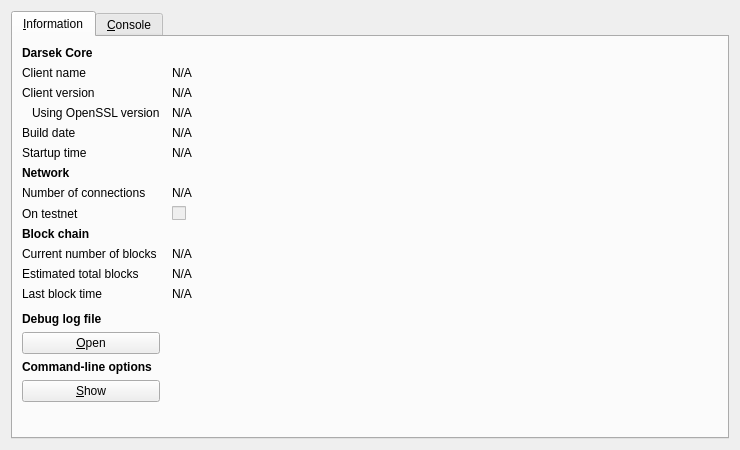
This is src/qt/forms/rpcconsole.ui in scificryptocoin/Darsek as Qt 5 draws it before an edit. The edited form follows.
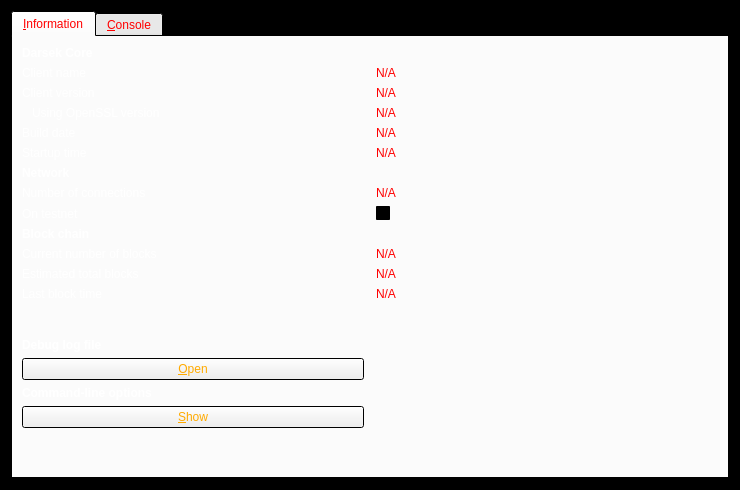
This is the edited form. Icons and pictures are not drawn.

Diff of the .ui file:
```diff
--- a/src/qt/forms/rpcconsole.ui
+++ b/src/qt/forms/rpcconsole.ui
@@ -7,9 +7,127 @@
     <x>0</x>
     <y>0</y>
     <width>740</width>
-    <height>450</height>
+    <height>490</height>
    </rect>
   </property>
+  <property name="palette">
+   <palette>
+    <active>
+     <colorrole role="WindowText">
+      <brush brushstyle="SolidPattern">
+       <color alpha="255">
+        <red>255</red>
+        <green>0</green>
+        <blue>0</blue>
+       </color>
+      </brush>
+     </colorrole>
+     <colorrole role="Text">
+      <brush brushstyle="SolidPattern">
+       <color alpha="255">
+        <red>255</red>
+        <green>170</green>
+        <blue>0</blue>
+       </color>
+      </brush>
+     </colorrole>
+     <colorrole role="Base">
+      <brush brushstyle="SolidPattern">
+       <color alpha="255">
+        <red>255</red>
+        <green>255</green>
+        <blue>255</blue>
+       </color>
+      </brush>
+     </colorrole>
+     <colorrole role="Window">
+      <brush brushstyle="SolidPattern">
+       <color alpha="255">
+        <red>0</red>
+        <green>0</green>
+        <blue>0</blue>
+       </color>
+      </brush>
+     </colorrole>
+    </active>
+    <inactive>
+     <colorrole role="WindowText">
+      <brush brushstyle="SolidPattern">
+       <color alpha="255">
+        <red>255</red>
+        <green>0</green>
+        <blue>0</blue>
+       </color>
+      </brush>
+     </colorrole>
+     <colorrole role="Text">
+      <brush brushstyle="SolidPattern">
+       <color alpha="255">
+        <red>255</red>
+        <green>170</green>
+        <blue>0</blue>
+       </color>
+      </brush>
+     </colorrole>
+     <colorrole role="Base">
+      <brush brushstyle="SolidPattern">
+       <color alpha="255">
+        <red>255</red>
+        <green>255</green>
+        <blue>255</blue>
+       </color>
+      </brush>
+     </colorrole>
+     <colorrole role="Window">
+      <brush brushstyle="SolidPattern">
+       <color alpha="255">
+        <red>0</red>
+        <green>0</green>
+        <blue>0</blue>
+       </color>
+      </brush>
+     </colorrole>
+    </inactive>
+    <disabled>
+     <colorrole role="WindowText">
+      <brush brushstyle="SolidPattern">
+       <color alpha="255">
+        <red>132</red>
+        <green>132</green>
+        <blue>132</blue>
+       </color>
+      </brush>
+     </colorrole>
+     <colorrole role="Text">
+      <brush brushstyle="SolidPattern">
+       <color alpha="255">
+        <red>132</red>
+        <green>132</green>
+        <blue>132</blue>
+       </color>
+      </brush>
+     </colorrole>
+     <colorrole role="Base">
+      <brush brushstyle="SolidPattern">
+       <color alpha="255">
+        <red>0</red>
+        <green>0</green>
+        <blue>0</blue>
+       </color>
+      </brush>
+     </colorrole>
+     <colorrole role="Window">
+      <brush brushstyle="SolidPattern">
+       <color alpha="255">
+        <red>0</red>
+        <green>0</green>
+        <blue>0</blue>
+       </color>
+      </brush>
+     </colorrole>
+    </disabled>
+   </palette>
+  </property>
   <property name="windowTitle">
    <string>Darsek - Debug window</string>
   </property>
@@ -23,12 +141,49 @@
       <attribute name="title">
        <string>&amp;Information</string>
       </attribute>
-      <layout class="QGridLayout" name="gridLayout" columnstretch="0,1">
+      <layout class="QGridLayout" name="gridLayout" columnstretch="0,0">
        <property name="horizontalSpacing">
         <number>12</number>
        </property>
-       <item row="0" column="0">
-        <widget class="QLabel" name="label_9">
+       <item row="14" column="0">
+        <widget class="QLabel" name="labelDebugLogfile">
+         <property name="palette">
+          <palette>
+           <active>
+            <colorrole role="WindowText">
+             <brush brushstyle="SolidPattern">
+              <color alpha="255">
+               <red>255</red>
+               <green>255</green>
+               <blue>255</blue>
+              </color>
+             </brush>
+            </colorrole>
+           </active>
+           <inactive>
+            <colorrole role="WindowText">
+             <brush brushstyle="SolidPattern">
+              <color alpha="255">
+               <red>255</red>
+               <green>255</green>
+               <blue>255</blue>
+              </color>
+             </brush>
+            </colorrole>
+           </inactive>
+           <disabled>
+            <colorrole role="WindowText">
+             <brush brushstyle="SolidPattern">
+              <color alpha="255">
+               <red>132</red>
+               <green>132</green>
+               <blue>132</blue>
+              </color>
+             </brush>
+            </colorrole>
+           </disabled>
+          </palette>
+         </property>
          <property name="font">
           <font>
            <weight>75</weight>
@@ -36,22 +191,18 @@
           </font>
          </property>
          <property name="text">
-          <string>Darsek Core</string>
+          <string>Debug log file</string>
          </property>
         </widget>
        </item>
-       <item row="1" column="0">
-        <widget class="QLabel" name="label_5">
-         <property name="text">
-          <string>Client name</string>
-         </property>
-        </widget>
-       </item>
-       <item row="1" column="1">
-        <widget class="QLabel" name="clientName">
+       <item row="10" column="1">
+        <widget class="QLabel" name="numberOfBlocks">
          <property name="cursor">
           <cursorShape>IBeamCursor</cursorShape>
          </property>
+         <property name="styleSheet">
+          <string notr="true">color: rgb(255, 0, 0);</string>
+         </property>
          <property name="text">
           <string>N/A</string>
          </property>
@@ -63,18 +214,58 @@
          </property>
         </widget>
        </item>
-       <item row="2" column="0">
-        <widget class="QLabel" name="label_6">
+       <item row="10" column="0">
+        <widget class="QLabel" name="label_3">
+         <property name="palette">
+          <palette>
+           <active>
+            <colorrole role="WindowText">
+             <brush brushstyle="SolidPattern">
+              <color alpha="255">
+               <red>255</red>
+               <green>255</green>
+               <blue>255</blue>
+              </color>
+             </brush>
+            </colorrole>
+           </active>
+           <inactive>
+            <colorrole role="WindowText">
+             <brush brushstyle="SolidPattern">
+              <color alpha="255">
+               <red>255</red>
+               <green>255</green>
+               <blue>255</blue>
+              </color>
+             </brush>
+            </colorrole>
+           </inactive>
+           <disabled>
+            <colorrole role="WindowText">
+             <brush brushstyle="SolidPattern">
+              <color alpha="255">
+               <red>132</red>
+               <green>132</green>
+               <blue>132</blue>
+              </color>
+             </brush>
+            </colorrole>
+           </disabled>
+          </palette>
+         </property>
          <property name="text">
-          <string>Client version</string>
+          <string>Current number of blocks</string>
          </property>
         </widget>
        </item>
-       <item row="2" column="1">
-        <widget class="QLabel" name="clientVersion">
+       <item row="4" column="1">
+        <widget class="QLabel" name="buildDate">
          <property name="cursor">
           <cursorShape>IBeamCursor</cursorShape>
          </property>
+         <property name="styleSheet">
+          <string notr="true">color: rgb(255, 0, 0);</string>
+         </property>
          <property name="text">
           <string>N/A</string>
          </property>
@@ -86,8 +277,133 @@
          </property>
         </widget>
        </item>
+       <item row="12" column="0">
+        <widget class="QLabel" name="label_2">
+         <property name="palette">
+          <palette>
+           <active>
+            <colorrole role="WindowText">
+             <brush brushstyle="SolidPattern">
+              <color alpha="255">
+               <red>255</red>
+               <green>255</green>
+               <blue>255</blue>
+              </color>
+             </brush>
+            </colorrole>
+           </active>
+           <inactive>
+            <colorrole role="WindowText">
+             <brush brushstyle="SolidPattern">
+              <color alpha="255">
+               <red>255</red>
+               <green>255</green>
+               <blue>255</blue>
+              </color>
+             </brush>
+            </colorrole>
+           </inactive>
+           <disabled>
+            <colorrole role="WindowText">
+             <brush brushstyle="SolidPattern">
+              <color alpha="255">
+               <red>132</red>
+               <green>132</green>
+               <blue>132</blue>
+              </color>
+             </brush>
+            </colorrole>
+           </disabled>
+          </palette>
+         </property>
+         <property name="text">
+          <string>Last block time</string>
+         </property>
+        </widget>
+       </item>
+       <item row="7" column="0">
+        <widget class="QLabel" name="label_7">
+         <property name="palette">
+          <palette>
+           <active>
+            <colorrole role="WindowText">
+             <brush brushstyle="SolidPattern">
+              <color alpha="255">
+               <red>255</red>
+               <green>255</green>
+               <blue>255</blue>
+              </color>
+             </brush>
+            </colorrole>
+           </active>
+           <inactive>
+            <colorrole role="WindowText">
+             <brush brushstyle="SolidPattern">
+              <color alpha="255">
+               <red>255</red>
+               <green>255</green>
+               <blue>255</blue>
+              </color>
+             </brush>
+            </colorrole>
+           </inactive>
+           <disabled>
+            <colorrole role="WindowText">
+             <brush brushstyle="SolidPattern">
+              <color alpha="255">
+               <red>132</red>
+               <green>132</green>
+               <blue>132</blue>
+              </color>
+             </brush>
+            </colorrole>
+           </disabled>
+          </palette>
+         </property>
+         <property name="text">
+          <string>Number of connections</string>
+         </property>
+        </widget>
+       </item>
        <item row="3" column="0">
         <widget class="QLabel" name="label_14">
+         <property name="palette">
+          <palette>
+           <active>
+            <colorrole role="WindowText">
+             <brush brushstyle="SolidPattern">
+              <color alpha="255">
+               <red>255</red>
+               <green>255</green>
+               <blue>255</blue>
+              </color>
+             </brush>
+            </colorrole>
+           </active>
+           <inactive>
+            <colorrole role="WindowText">
+             <brush brushstyle="SolidPattern">
+              <color alpha="255">
+               <red>255</red>
+               <green>255</green>
+               <blue>255</blue>
+              </color>
+             </brush>
+            </colorrole>
+           </inactive>
+           <disabled>
+            <colorrole role="WindowText">
+             <brush brushstyle="SolidPattern">
+              <color alpha="255">
+               <red>132</red>
+               <green>132</green>
+               <blue>132</blue>
+              </color>
+             </brush>
+            </colorrole>
+           </disabled>
+          </palette>
+         </property>
          <property name="text">
           <string>Using OpenSSL version</string>
          </property>
@@ -96,35 +412,15 @@
          </property>
         </widget>
        </item>
-       <item row="3" column="1">
-        <widget class="QLabel" name="openSSLVersion">
+       <item row="1" column="1">
+        <widget class="QLabel" name="clientName">
          <property name="cursor">
           <cursorShape>IBeamCursor</cursorShape>
          </property>
-         <property name="text">
-          <string>N/A</string>
+         <property name="styleSheet">
+          <string notr="true">color: rgb(255, 0, 0);</string>
          </property>
-         <property name="textFormat">
-          <enum>Qt::PlainText</enum>
-         </property>
-         <property name="textInteractionFlags">
-          <set>Qt::LinksAccessibleByMouse|Qt::TextSelectableByKeyboard|Qt::TextSelectableByMouse</set>
-         </property>
-        </widget>
-       </item>
-       <item row="4" column="0">
-        <widget class="QLabel" name="label_12">
          <property name="text">
-          <string>Build date</string>
-         </property>
-        </widget>
-       </item>
-       <item row="4" column="1">
-        <widget class="QLabel" name="buildDate">
-         <property name="cursor">
-          <cursorShape>IBeamCursor</cursorShape>
-         </property>
-         <property name="text">
           <string>N/A</string>
          </property>
          <property name="textFormat">
@@ -135,18 +431,14 @@
          </property>
         </widget>
        </item>
-       <item row="5" column="0">
-        <widget class="QLabel" name="label_13">
-         <property name="text">
-          <string>Startup time</string>
-         </property>
-        </widget>
-       </item>
-       <item row="5" column="1">
-        <widget class="QLabel" name="startupTime">
+       <item row="7" column="1">
+        <widget class="QLabel" name="numberOfConnections">
          <property name="cursor">
           <cursorShape>IBeamCursor</cursorShape>
          </property>
+         <property name="styleSheet">
+          <string notr="true">color: rgb(255, 0, 0);</string>
+         </property>
          <property name="text">
           <string>N/A</string>
          </property>
@@ -160,6 +452,43 @@
        </item>
        <item row="6" column="0">
         <widget class="QLabel" name="label_11">
+         <property name="palette">
+          <palette>
+           <active>
+            <colorrole role="WindowText">
+             <brush brushstyle="SolidPattern">
+              <color alpha="255">
+               <red>255</red>
+               <green>255</green>
+               <blue>255</blue>
+              </color>
+             </brush>
+            </colorrole>
+           </active>
+           <inactive>
+            <colorrole role="WindowText">
+             <brush brushstyle="SolidPattern">
+              <color alpha="255">
+               <red>255</red>
+               <green>255</green>
+               <blue>255</blue>
+              </color>
+             </brush>
+            </colorrole>
+           </inactive>
+           <disabled>
+            <colorrole role="WindowText">
+             <brush brushstyle="SolidPattern">
+              <color alpha="255">
+               <red>132</red>
+               <green>132</green>
+               <blue>132</blue>
+              </color>
+             </brush>
+            </colorrole>
+           </disabled>
+          </palette>
+         </property>
          <property name="font">
           <font>
            <weight>75</weight>
@@ -171,71 +500,58 @@
          </property>
         </widget>
        </item>
-       <item row="7" column="0">
-        <widget class="QLabel" name="label_7">
-         <property name="text">
-          <string>Number of connections</string>
+       <item row="2" column="0">
+        <widget class="QLabel" name="label_6">
+         <property name="palette">
+          <palette>
+           <active>
+            <colorrole role="WindowText">
+             <brush brushstyle="SolidPattern">
+              <color alpha="255">
+               <red>255</red>
+               <green>255</green>
+               <blue>255</blue>
+              </color>
+             </brush>
+            </colorrole>
+           </active>
+           <inactive>
+            <colorrole role="WindowText">
+             <brush brushstyle="SolidPattern">
+              <color alpha="255">
+               <red>255</red>
+               <green>255</green>
+               <blue>255</blue>
+              </color>
+             </brush>
+            </colorrole>
+           </inactive>
+           <disabled>
+            <colorrole role="WindowText">
+             <brush brushstyle="SolidPattern">
+              <color alpha="255">
+               <red>132</red>
+               <green>132</green>
+               <blue>132</blue>
+              </color>
+             </brush>
+            </colorrole>
+           </disabled>
+          </palette>
          </property>
-        </widget>
-       </item>
-       <item row="7" column="1">
-        <widget class="QLabel" name="numberOfConnections">
-         <property name="cursor">
-          <cursorShape>IBeamCursor</cursorShape>
-         </property>
          <property name="text">
-          <string>N/A</string>
+          <string>Client version</string>
          </property>
-         <property name="textFormat">
-          <enum>Qt::PlainText</enum>
-         </property>
-         <property name="textInteractionFlags">
-          <set>Qt::LinksAccessibleByMouse|Qt::TextSelectableByKeyboard|Qt::TextSelectableByMouse</set>
-         </property>
         </widget>
        </item>
-       <item row="8" column="0">
-        <widget class="QLabel" name="label_8">
-         <property name="text">
-          <string>On testnet</string>
-         </property>
-        </widget>
-       </item>
-       <item row="8" column="1">
-        <widget class="QCheckBox" name="isTestNet">
-         <property name="enabled">
-          <bool>false</bool>
-         </property>
-         <property name="text">
-          <string/>
-         </property>
-        </widget>
-       </item>
-       <item row="9" column="0">
-        <widget class="QLabel" name="label_10">
-         <property name="font">
-          <font>
-           <weight>75</weight>
-           <bold>true</bold>
-          </font>
-         </property>
-         <property name="text">
-          <string>Block chain</string>
-         </property>
-        </widget>
-       </item>
-       <item row="10" column="0">
-        <widget class="QLabel" name="label_3">
-         <property name="text">
-          <string>Current number of blocks</string>
-         </property>
-        </widget>
-       </item>
-       <item row="10" column="1">
-        <widget class="QLabel" name="numberOfBlocks">
+       <item row="5" column="1">
+        <widget class="QLabel" name="startupTime">
          <property name="cursor">
           <cursorShape>IBeamCursor</cursorShape>
          </property>
+         <property name="styleSheet">
+          <string notr="true">color: rgb(255, 0, 0);</string>
+         </property>
          <property name="text">
           <string>N/A</string>
          </property>
@@ -249,78 +565,87 @@
        </item>
        <item row="11" column="0">
         <widget class="QLabel" name="label_4">
+         <property name="palette">
+          <palette>
+           <active>
+            <colorrole role="WindowText">
+             <brush brushstyle="SolidPattern">
+              <color alpha="255">
+               <red>255</red>
+               <green>255</green>
+               <blue>255</blue>
+              </color>
+             </brush>
+            </colorrole>
+           </active>
+           <inactive>
+            <colorrole role="WindowText">
+             <brush brushstyle="SolidPattern">
+              <color alpha="255">
+               <red>255</red>
+               <green>255</green>
+               <blue>255</blue>
+              </color>
+             </brush>
+            </colorrole>
+           </inactive>
+           <disabled>
+            <colorrole role="WindowText">
+             <brush brushstyle="SolidPattern">
+              <color alpha="255">
+               <red>132</red>
+               <green>132</green>
+               <blue>132</blue>
+              </color>
+             </brush>
+            </colorrole>
+           </disabled>
+          </palette>
+         </property>
          <property name="text">
           <string>Estimated total blocks</string>
          </property>
         </widget>
        </item>
-       <item row="11" column="1">
-        <widget class="QLabel" name="totalBlocks">
-         <property name="cursor">
-          <cursorShape>IBeamCursor</cursorShape>
-         </property>
-         <property name="text">
-          <string>N/A</string>
-         </property>
-         <property name="textFormat">
-          <enum>Qt::PlainText</enum>
-         </property>
-         <property name="textInteractionFlags">
-          <set>Qt::LinksAccessibleByMouse|Qt::TextSelectableByKeyboard|Qt::TextSelectableByMouse</set>
-         </property>
-        </widget>
-       </item>
-       <item row="12" column="0">
-        <widget class="QLabel" name="label_2">
-         <property name="text">
-          <string>Last block time</string>
-         </property>
-        </widget>
-       </item>
-       <item row="12" column="1">
-        <widget class="QLabel" name="lastBlockTime">
-         <property name="cursor">
-          <cursorShape>IBeamCursor</cursorShape>
-         </property>
-         <property name="text">
-          <string>N/A</string>
-         </property>
-         <property name="textFormat">
-          <enum>Qt::PlainText</enum>
-         </property>
-         <property name="textInteractionFlags">
-          <set>Qt::LinksAccessibleByMouse|Qt::TextSelectableByKeyboard|Qt::TextSelectableByMouse</set>
-         </property>
-        </widget>
-       </item>
-       <item row="13" column="0">
-        <spacer name="verticalSpacer_2">
-         <property name="orientation">
-          <enum>Qt::Vertical</enum>
-         </property>
-         <property name="sizeHint" stdset="0">
-          <size>
-           <width>20</width>
-           <height>20</height>
-          </size>
-         </property>
-        </spacer>
-       </item>
-       <item row="14" column="0">
-        <widget class="QLabel" name="labelDebugLogfile">
-         <property name="font">
-          <font>
-           <weight>75</weight>
-           <bold>true</bold>
-          </font>
-         </property>
-         <property name="text">
-          <string>Debug log file</string>
-         </property>
-        </widget>
-       </item>
        <item row="15" column="0">
         <widget class="QPushButton" name="openDebugLogfileButton">
+         <property name="palette">
+          <palette>
+           <active>
+            <colorrole role="ButtonText">
+             <brush brushstyle="SolidPattern">
+              <color alpha="255">
+               <red>255</red>
+               <green>170</green>
+               <blue>0</blue>
+              </color>
+             </brush>
+            </colorrole>
+           </active>
+           <inactive>
+            <colorrole role="ButtonText">
+             <brush brushstyle="SolidPattern">
+              <color alpha="255">
+               <red>255</red>
+               <green>170</green>
+               <blue>0</blue>
+              </color>
+             </brush>
+            </colorrole>
+           </inactive>
+           <disabled>
+            <colorrole role="ButtonText">
+             <brush brushstyle="SolidPattern">
+              <color alpha="255">
+               <red>132</red>
+               <green>132</green>
+               <blue>132</blue>
+              </color>
+             </brush>
+            </colorrole>
+           </disabled>
+          </palette>
+         </property>
          <property name="toolTip">
           <string>Open the Darsek debug log file from the current data directory. This can take a few seconds for large log files.</string>
          </property>
@@ -334,6 +659,43 @@
        </item>
        <item row="16" column="0">
         <widget class="QLabel" name="labelCLOptions">
+         <property name="palette">
+          <palette>
+           <active>
+            <colorrole role="WindowText">
+             <brush brushstyle="SolidPattern">
+              <color alpha="255">
+               <red>255</red>
+               <green>255</green>
+               <blue>255</blue>
+              </color>
+             </brush>
+            </colorrole>
+           </active>
+           <inactive>
+            <colorrole role="WindowText">
+             <brush brushstyle="SolidPattern">
+              <color alpha="255">
+               <red>255</red>
+               <green>255</green>
+               <blue>255</blue>
+              </color>
+             </brush>
+            </colorrole>
+           </inactive>
+           <disabled>
+            <colorrole role="WindowText">
+             <brush brushstyle="SolidPattern">
+              <color alpha="255">
+               <red>132</red>
+               <green>132</green>
+               <blue>132</blue>
+              </color>
+             </brush>
+            </colorrole>
+           </disabled>
+          </palette>
+         </property>
          <property name="font">
           <font>
            <weight>75</weight>
@@ -345,8 +707,303 @@
          </property>
         </widget>
        </item>
+       <item row="11" column="1">
+        <widget class="QLabel" name="totalBlocks">
+         <property name="cursor">
+          <cursorShape>IBeamCursor</cursorShape>
+         </property>
+         <property name="styleSheet">
+          <string notr="true">color: rgb(255, 0, 0);</string>
+         </property>
+         <property name="text">
+          <string>N/A</string>
+         </property>
+         <property name="textFormat">
+          <enum>Qt::PlainText</enum>
+         </property>
+         <property name="textInteractionFlags">
+          <set>Qt::LinksAccessibleByMouse|Qt::TextSelectableByKeyboard|Qt::TextSelectableByMouse</set>
+         </property>
+        </widget>
+       </item>
+       <item row="12" column="1">
+        <widget class="QLabel" name="lastBlockTime">
+         <property name="cursor">
+          <cursorShape>IBeamCursor</cursorShape>
+         </property>
+         <property name="styleSheet">
+          <string notr="true">color: rgb(255, 0, 0);</string>
+         </property>
+         <property name="text">
+          <string>N/A</string>
+         </property>
+         <property name="textFormat">
+          <enum>Qt::PlainText</enum>
+         </property>
+         <property name="textInteractionFlags">
+          <set>Qt::LinksAccessibleByMouse|Qt::TextSelectableByKeyboard|Qt::TextSelectableByMouse</set>
+         </property>
+        </widget>
+       </item>
+       <item row="13" column="0">
+        <spacer name="verticalSpacer_2">
+         <property name="orientation">
+          <enum>Qt::Vertical</enum>
+         </property>
+         <property name="sizeHint" stdset="0">
+          <size>
+           <width>20</width>
+           <height>20</height>
+          </size>
+         </property>
+        </spacer>
+       </item>
+       <item row="1" column="0">
+        <widget class="QLabel" name="label_5">
+         <property name="palette">
+          <palette>
+           <active>
+            <colorrole role="WindowText">
+             <brush brushstyle="SolidPattern">
+              <color alpha="255">
+               <red>255</red>
+               <green>255</green>
+               <blue>255</blue>
+              </color>
+             </brush>
+            </colorrole>
+           </active>
+           <inactive>
+            <colorrole role="WindowText">
+             <brush brushstyle="SolidPattern">
+              <color alpha="255">
+               <red>255</red>
+               <green>255</green>
+               <blue>255</blue>
+              </color>
+             </brush>
+            </colorrole>
+           </inactive>
+           <disabled>
+            <colorrole role="WindowText">
+             <brush brushstyle="SolidPattern">
+              <color alpha="255">
+               <red>132</red>
+               <green>132</green>
+               <blue>132</blue>
+              </color>
+             </brush>
+            </colorrole>
+           </disabled>
+          </palette>
+         </property>
+         <property name="text">
+          <string>Client name</string>
+         </property>
+        </widget>
+       </item>
+       <item row="9" column="0">
+        <widget class="QLabel" name="label_10">
+         <property name="palette">
+          <palette>
+           <active>
+            <colorrole role="WindowText">
+             <brush brushstyle="SolidPattern">
+              <color alpha="255">
+               <red>255</red>
+               <green>255</green>
+               <blue>255</blue>
+              </color>
+             </brush>
+            </colorrole>
+           </active>
+           <inactive>
+            <colorrole role="WindowText">
+             <brush brushstyle="SolidPattern">
+              <color alpha="255">
+               <red>255</red>
+               <green>255</green>
+               <blue>255</blue>
+              </color>
+             </brush>
+            </colorrole>
+           </inactive>
+           <disabled>
+            <colorrole role="WindowText">
+             <brush brushstyle="SolidPattern">
+              <color alpha="255">
+               <red>132</red>
+               <green>132</green>
+               <blue>132</blue>
+              </color>
+             </brush>
+            </colorrole>
+           </disabled>
+          </palette>
+         </property>
+         <property name="font">
+          <font>
+           <weight>75</weight>
+           <bold>true</bold>
+          </font>
+         </property>
+         <property name="text">
+          <string>Block chain</string>
+         </property>
+        </widget>
+       </item>
+       <item row="8" column="0">
+        <widget class="QLabel" name="label_8">
+         <property name="palette">
+          <palette>
+           <active>
+            <colorrole role="WindowText">
+             <brush brushstyle="SolidPattern">
+              <color alpha="255">
+               <red>255</red>
+               <green>255</green>
+               <blue>255</blue>
+              </color>
+             </brush>
+            </colorrole>
+           </active>
+           <inactive>
+            <colorrole role="WindowText">
+             <brush brushstyle="SolidPattern">
+              <color alpha="255">
+               <red>255</red>
+               <green>255</green>
+               <blue>255</blue>
+              </color>
+             </brush>
+            </colorrole>
+           </inactive>
+           <disabled>
+            <colorrole role="WindowText">
+             <brush brushstyle="SolidPattern">
+              <color alpha="255">
+               <red>132</red>
+               <green>132</green>
+               <blue>132</blue>
+              </color>
+             </brush>
+            </colorrole>
+           </disabled>
+          </palette>
+         </property>
+         <property name="text">
+          <string>On testnet</string>
+         </property>
+        </widget>
+       </item>
+       <item row="3" column="1">
+        <widget class="QLabel" name="openSSLVersion">
+         <property name="cursor">
+          <cursorShape>IBeamCursor</cursorShape>
+         </property>
+         <property name="styleSheet">
+          <string notr="true">color: rgb(255, 0, 0);</string>
+         </property>
+         <property name="text">
+          <string>N/A</string>
+         </property>
+         <property name="textFormat">
+          <enum>Qt::PlainText</enum>
+         </property>
+         <property name="textInteractionFlags">
+          <set>Qt::LinksAccessibleByMouse|Qt::TextSelectableByKeyboard|Qt::TextSelectableByMouse</set>
+         </property>
+        </widget>
+       </item>
+       <item row="0" column="0">
+        <widget class="QLabel" name="label_9">
+         <property name="palette">
+          <palette>
+           <active>
+            <colorrole role="WindowText">
+             <brush brushstyle="SolidPattern">
+              <color alpha="255">
+               <red>255</red>
+               <green>255</green>
+               <blue>255</blue>
+              </color>
+             </brush>
+            </colorrole>
+           </active>
+           <inactive>
+            <colorrole role="WindowText">
+             <brush brushstyle="SolidPattern">
+              <color alpha="255">
+               <red>255</red>
+               <green>255</green>
+               <blue>255</blue>
+              </color>
+             </brush>
+            </colorrole>
+           </inactive>
+           <disabled>
+            <colorrole role="WindowText">
+             <brush brushstyle="SolidPattern">
+              <color alpha="255">
+               <red>132</red>
+               <green>132</green>
+               <blue>132</blue>
+              </color>
+             </brush>
+            </colorrole>
+           </disabled>
+          </palette>
+         </property>
+         <property name="font">
+          <font>
+           <weight>75</weight>
+           <bold>true</bold>
+          </font>
+         </property>
+         <property name="text">
+          <string>Darsek Core</string>
+         </property>
+        </widget>
+       </item>
        <item row="17" column="0">
         <widget class="QPushButton" name="showCLOptionsButton">
+         <property name="palette">
+          <palette>
+           <active>
+            <colorrole role="ButtonText">
+             <brush brushstyle="SolidPattern">
+              <color alpha="255">
+               <red>255</red>
+               <green>170</green>
+               <blue>0</blue>
+              </color>
+             </brush>
+            </colorrole>
+           </active>
+           <inactive>
+            <colorrole role="ButtonText">
+             <brush brushstyle="SolidPattern">
+              <color alpha="255">
+               <red>255</red>
+               <green>170</green>
+               <blue>0</blue>
+              </color>
+             </brush>
+            </colorrole>
+           </inactive>
+           <disabled>
+            <colorrole role="ButtonText">
+             <brush brushstyle="SolidPattern">
+              <color alpha="255">
+               <red>132</red>
+               <green>132</green>
+               <blue>132</blue>
+              </color>
+             </brush>
+            </colorrole>
+           </disabled>
+          </palette>
+         </property>
          <property name="toolTip">
           <string>Show the Darsek-Qt help message to get a list with possible Darsek command-line options.</string>
          </property>
@@ -371,6 +1028,123 @@
          </property>
         </spacer>
        </item>
+       <item row="2" column="1">
+        <widget class="QLabel" name="clientVersion">
+         <property name="cursor">
+          <cursorShape>IBeamCursor</cursorShape>
+         </property>
+         <property name="styleSheet">
+          <string notr="true">color: rgb(255, 0, 0);</string>
+         </property>
+         <property name="text">
+          <string>N/A</string>
+         </property>
+         <property name="textFormat">
+          <enum>Qt::PlainText</enum>
+         </property>
+         <property name="textInteractionFlags">
+          <set>Qt::LinksAccessibleByMouse|Qt::TextSelectableByKeyboard|Qt::TextSelectableByMouse</set>
+         </property>
+        </widget>
+       </item>
+       <item row="5" column="0">
+        <widget class="QLabel" name="label_13">
+         <property name="palette">
+          <palette>
+           <active>
+            <colorrole role="WindowText">
+             <brush brushstyle="SolidPattern">
+              <color alpha="255">
+               <red>255</red>
+               <green>255</green>
+               <blue>255</blue>
+              </color>
+             </brush>
+            </colorrole>
+           </active>
+           <inactive>
+            <colorrole role="WindowText">
+             <brush brushstyle="SolidPattern">
+              <color alpha="255">
+               <red>255</red>
+               <green>255</green>
+               <blue>255</blue>
+              </color>
+             </brush>
+            </colorrole>
+           </inactive>
+           <disabled>
+            <colorrole role="WindowText">
+             <brush brushstyle="SolidPattern">
+              <color alpha="255">
+               <red>132</red>
+               <green>132</green>
+               <blue>132</blue>
+              </color>
+             </brush>
+            </colorrole>
+           </disabled>
+          </palette>
+         </property>
+         <property name="text">
+          <string>Startup time</string>
+         </property>
+        </widget>
+       </item>
+       <item row="4" column="0">
+        <widget class="QLabel" name="label_12">
+         <property name="palette">
+          <palette>
+           <active>
+            <colorrole role="WindowText">
+             <brush brushstyle="SolidPattern">
+              <color alpha="255">
+               <red>255</red>
+               <green>255</green>
+               <blue>255</blue>
+              </color>
+             </brush>
+            </colorrole>
+           </active>
+           <inactive>
+            <colorrole role="WindowText">
+             <brush brushstyle="SolidPattern">
+              <color alpha="255">
+               <red>255</red>
+               <green>255</green>
+               <blue>255</blue>
+              </color>
+             </brush>
+            </colorrole>
+           </inactive>
+           <disabled>
+            <colorrole role="WindowText">
+             <brush brushstyle="SolidPattern">
+              <color alpha="255">
+               <red>132</red>
+               <green>132</green>
+               <blue>132</blue>
+              </color>
+             </brush>
+            </colorrole>
+           </disabled>
+          </palette>
+         </property>
+         <property name="text">
+          <string>Build date</string>
+         </property>
+        </widget>
+       </item>
+       <item row="8" column="1">
+        <widget class="QCheckBox" name="isTestNet">
+         <property name="enabled">
+          <bool>false</bool>
+         </property>
+         <property name="text">
+          <string/>
+         </property>
+        </widget>
+       </item>
       </layout>
      </widget>
      <widget class="QWidget" name="tab_console">
```
Left out of the diff: 411 changed lines with no effect on the pictures.
